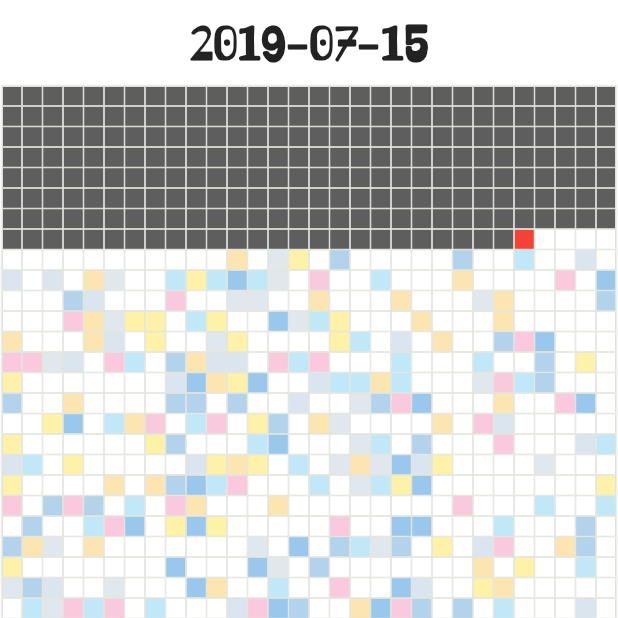
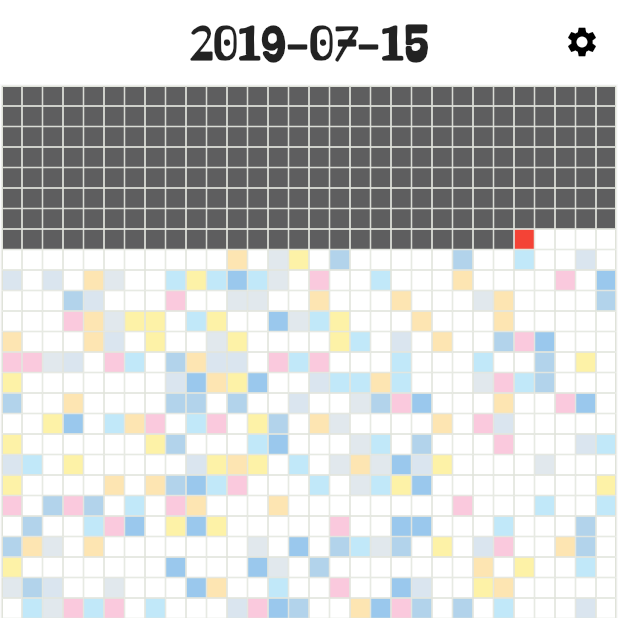
Before and after one commit to zhouzaihang/life_countdown, a Flutter app: the screen it shows after launch, on a phone screen of 412 x 824 dp, the top half of it. Run offline on Flutter 3.47's test engine with Material 2 defaults, Android fonts, the phone set to English and light mode, and no system bars.

Commit message:
完成时间选择功能

```diff
--- a/lib/main.dart
+++ b/lib/main.dart
@@ -12,26 +12,44 @@ class MyApp extends StatelessWidget {
       theme: ThemeData(
         primaryColor: Colors.white,
       ),
-      home: MyHomePage(
-        life: Life(DateTime.now()),
-      ),
+      home: MyHomePage(),
     );
   }
 }
 
 class MyHomePage extends StatefulWidget {
-  MyHomePage({Key key, @required this.life}) : super(key: key);
-
-  final Life life;
+  MyHomePage({Key key}) : super(key: key);
 
   @override
   _MyHomePageState createState() => _MyHomePageState();
 }
 
 class _MyHomePageState extends State<MyHomePage> {
+  Life _life = Life(DateTime(2000, 01, 01));
+
+  void showDefaultYearPicker(BuildContext context) async {
+    final DateTime dateTime = await showDatePicker(
+      context: context,
+      initialDate: _life.birthDay,
+      firstDate: DateTime(1950, 1),
+      lastDate: DateTime.now(),
+      builder: (BuildContext context, Widget child) {
+        return Theme(
+          data: ThemeData.dark(),
+          child: child,
+        );
+      },
+    );
+    if (dateTime != null && dateTime != this._life.birthDay) {
+      setState(() {
+        this._life.birthDay=dateTime;
+
+      });
+    }
+  }
+
   @override
   Widget build(BuildContext context) {
-    widget.life.birthDay = DateTime(2000, 01, 01);
     return Scaffold(
       appBar: AppBar(
         title: Text(
@@ -42,12 +60,20 @@ class _MyHomePageState extends State<MyHomePage> {
               fontFamily: "Barriecito"),
         ),
         centerTitle: true,
-          elevation: 0),
+        elevation: 0,
+        actions: <Widget>[
+          IconButton(
+              icon: Icon(Icons.settings),
+              onPressed: () {
+                showDefaultYearPicker(context);
+              })
+        ],
+      ),
       body: Padding(
         padding: const EdgeInsets.all(1.0),
         child: Column(
           children: <Widget>[
-            Grid(life: widget.life),
+            Grid(life: this._life),
             Padding(
               padding: const EdgeInsets.only(top: 40, bottom: 20),
               child: Row(
@@ -59,9 +85,9 @@ class _MyHomePageState extends State<MyHomePage> {
                         height: 48, child: Image.asset("asset/iron_man.png")),
                   ),
                   Text(
-                      widget.life.pastLife().toString() +
+                      this._life.pastLife().toString() +
                           " / " +
-                          widget.life.life.toString(),
+                          this._life.life.toString(),
                       style: TextStyle(fontSize: 48, fontFamily: "Barriecito")),
                 ],
               ),
```
Lines whose indentation alone changed are shown as unchanged.
